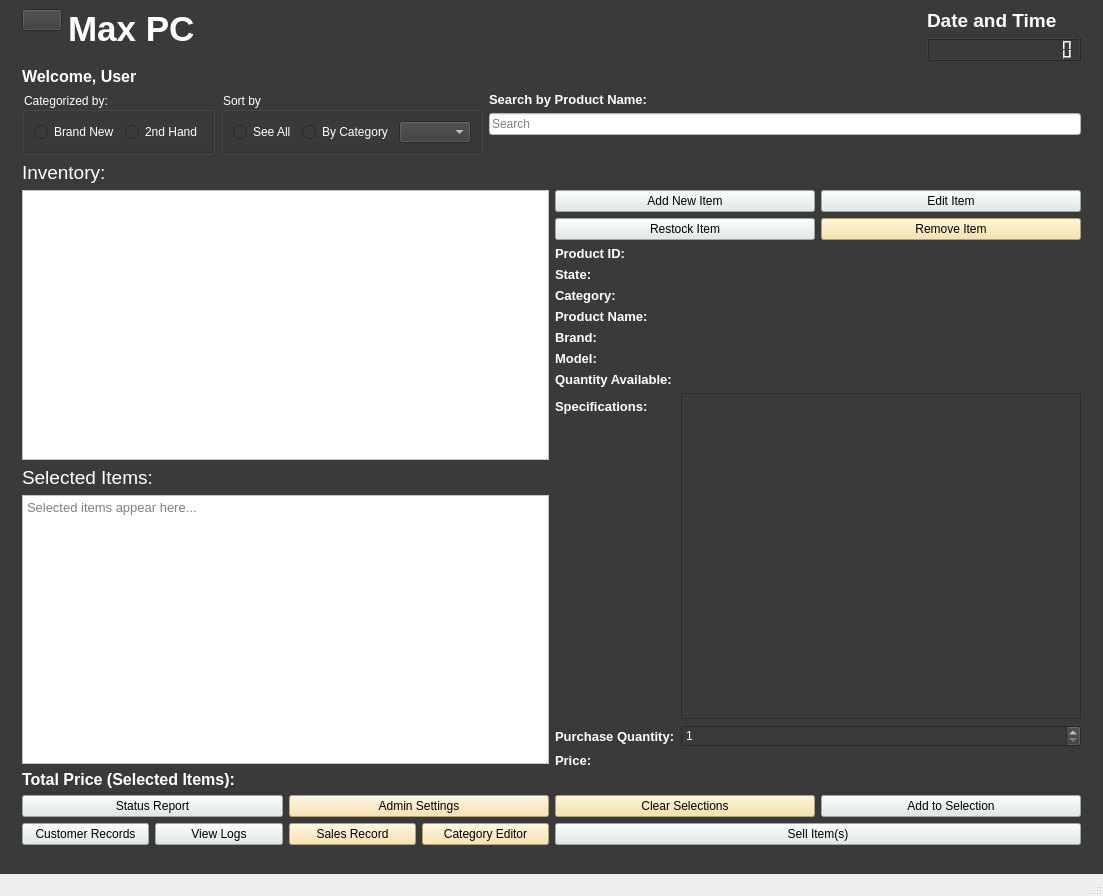
Above: main.ui from Aenan05/MAXPC before the change. Below: the same form after it.
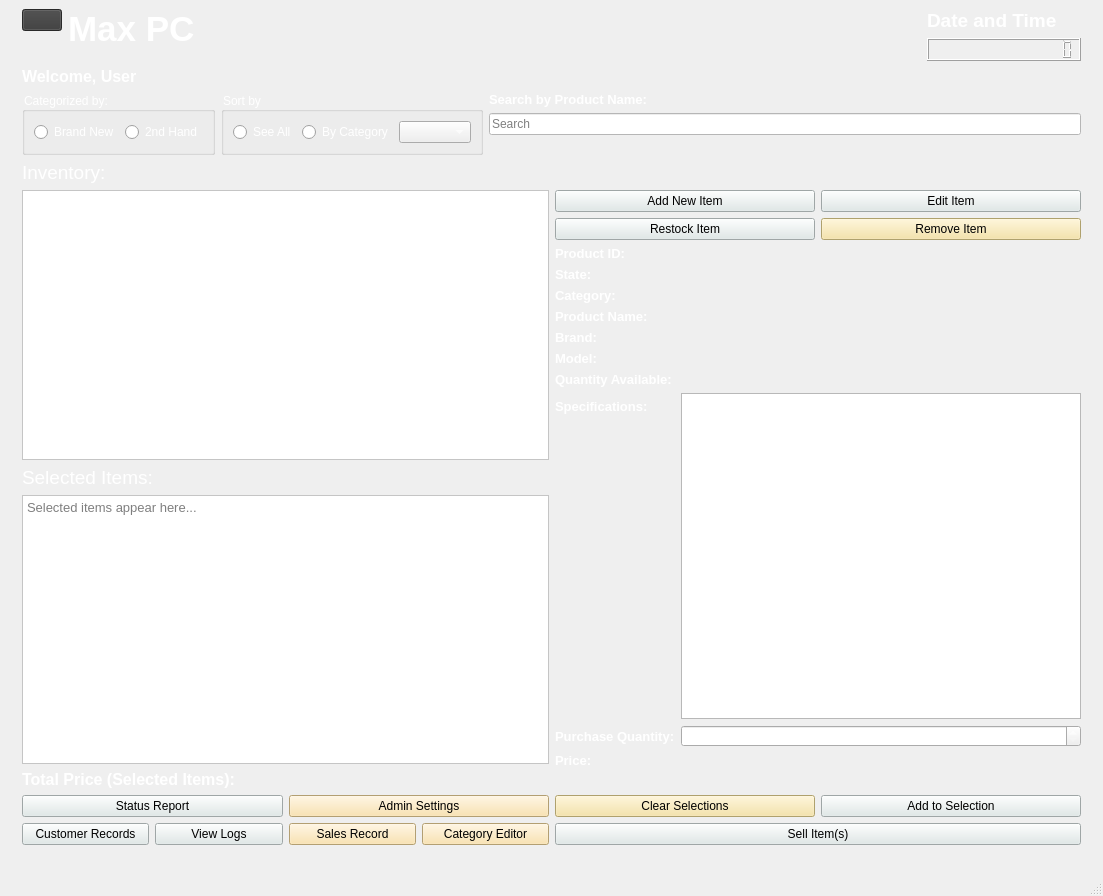
That is the form after the change. Icons and pictures are not drawn.

Commit message: Light Theme 1.0

Diff of the .ui file:
```diff
--- a/main.ui
+++ b/main.ui
@@ -15,8 +15,7 @@
   </property>
   <widget class="QWidget" name="centralwidget">
    <property name="styleSheet">
-    <string notr="true">background-color: rgb(25, 25, 25);
-background-color: rgb(58, 58, 58);</string>
+    <string notr="true"/>
    </property>
    <layout class="QGridLayout" name="gridLayout_2">
     <item row="0" column="2">
```
Left out of the diff: 2 changed lines with no effect on the pictures. The commit also changes 2 other files.
